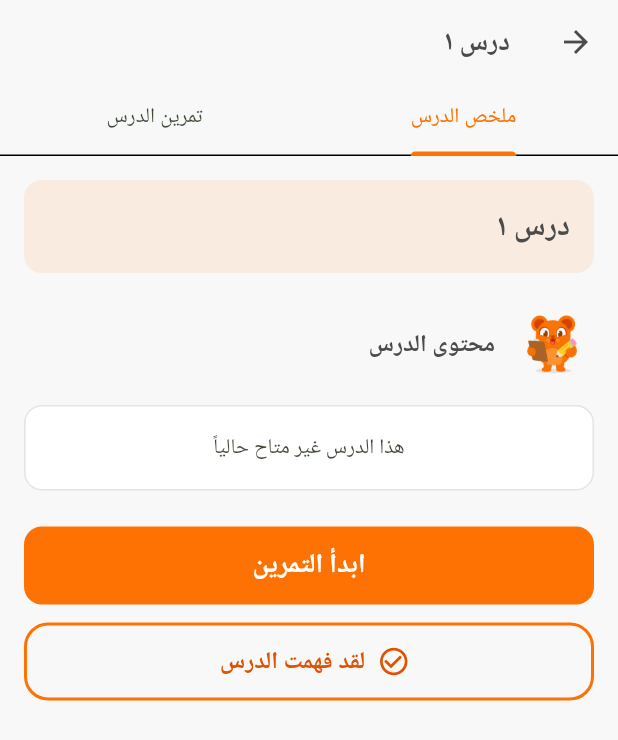
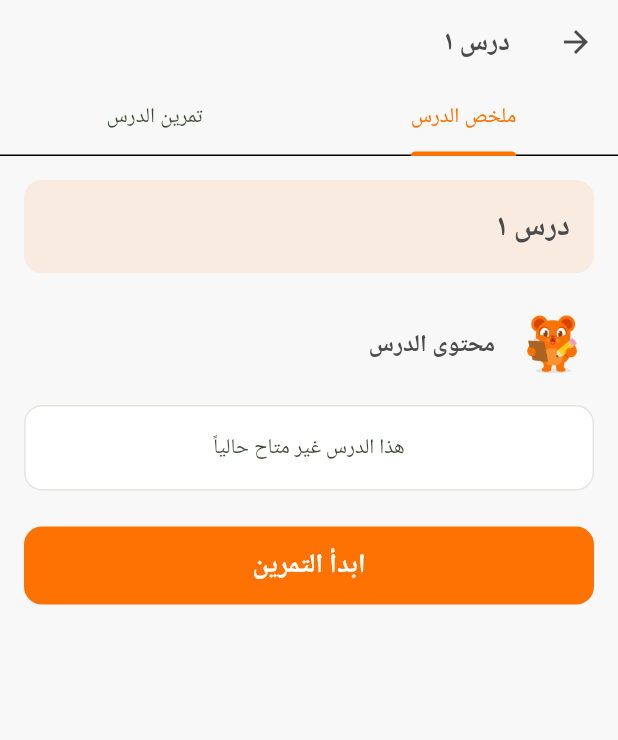
Before and after one commit to Modather22222/haffar, a Flutter app: the LessonDetailScreen screen opened directly with empty values, on a phone screen of 412 x 824 dp. Shown: the top 740 px of the screen. Run offline on Flutter 3.47's test engine with Material 3 defaults, Android fonts, the phone set to English and light mode, and no system bars; our stand-ins replace audioplayers, firebase_core, firebase_messaging, fl_chart, flutter_local_notifications, flutter_markdown_plus and 8 more; missing offline and left inert: flutter_quill, flutter_quill_extensions, markdown, markdown_quill; accounts and stored records are empty; network calls fail.

Commit message:
fix: complete lessons only via quiz — remove the manual understood button

```diff
--- a/lib/screens/lesson_detail_screen.dart
+++ b/lib/screens/lesson_detail_screen.dart
@@ -3,8 +3,6 @@ import 'package:flutter/material.dart';
 import 'package:go_router/go_router.dart';
 import 'package:provider/provider.dart';
 import '../providers/content_provider.dart';
-import '../providers/economy_provider.dart';
-import '../providers/progress_provider.dart';
 import '../models/lesson.dart';
 import '../models/question.dart';
 import '../models/unit.dart';
@@ -200,58 +198,9 @@ class _LessonDetailScreenState extends State<LessonDetailScreen>
               ),
             ),
           ),
-          const SizedBox(height: 12),
-          SizedBox(
-            height: 52,
-            child: OutlinedButton.icon(
-              style: OutlinedButton.styleFrom(
-                foregroundColor: HaffarColors.primaryDark,
-                side: const BorderSide(color: HaffarColors.primary, width: 2),
-                shape: RoundedRectangleBorder(
-                  borderRadius: BorderRadius.circular(16),
-                ),
-              ),
-              onPressed: _markLessonUnderstood,
-              icon: const Icon(Icons.check_circle_outline, size: 22),
-              label: const Text(
-                'لقد فهمت الدرس',
-                style: TextStyle(
-                  fontFamily: 'BeVietnamPro',
-                  fontSize: 16,
-                  fontWeight: FontWeight.w700,
-                ),
-              ),
-            ),
-          ),
         ],
       ),
     );
-  }
-
-  void _markLessonUnderstood() {
-    context.read<ProgressProvider>().completeSubjectLesson(
-      widget.subjectId,
-      widget.lessonIndex,
-    );
-    // Manual completion still counts toward the daily streak.
-    context.read<EconomyProvider>().updateStreakOnCompletion();
-    ScaffoldMessenger.of(context).showSnackBar(
-      SnackBar(
-        content: const Text(
-          'رائع! تم فتح ما يلي من رحلتك',
-          style: TextStyle(
-            fontFamily: 'BeVietnamPro',
-            fontWeight: FontWeight.w700,
-          ),
-        ),
-        backgroundColor: HaffarColors.primary,
-        behavior: SnackBarBehavior.floating,
-        shape: RoundedRectangleBorder(borderRadius: BorderRadius.circular(12)),
-      ),
-    );
-    Future.delayed(const Duration(milliseconds: 400), () {
-      if (mounted) context.pop();
-    });
   }
 
   Widget _buildQuizTab() {
```
Also changed, not shown: lib/screens/practice_quiz_screen.dart (+4 -4 lines), 1 other file.
